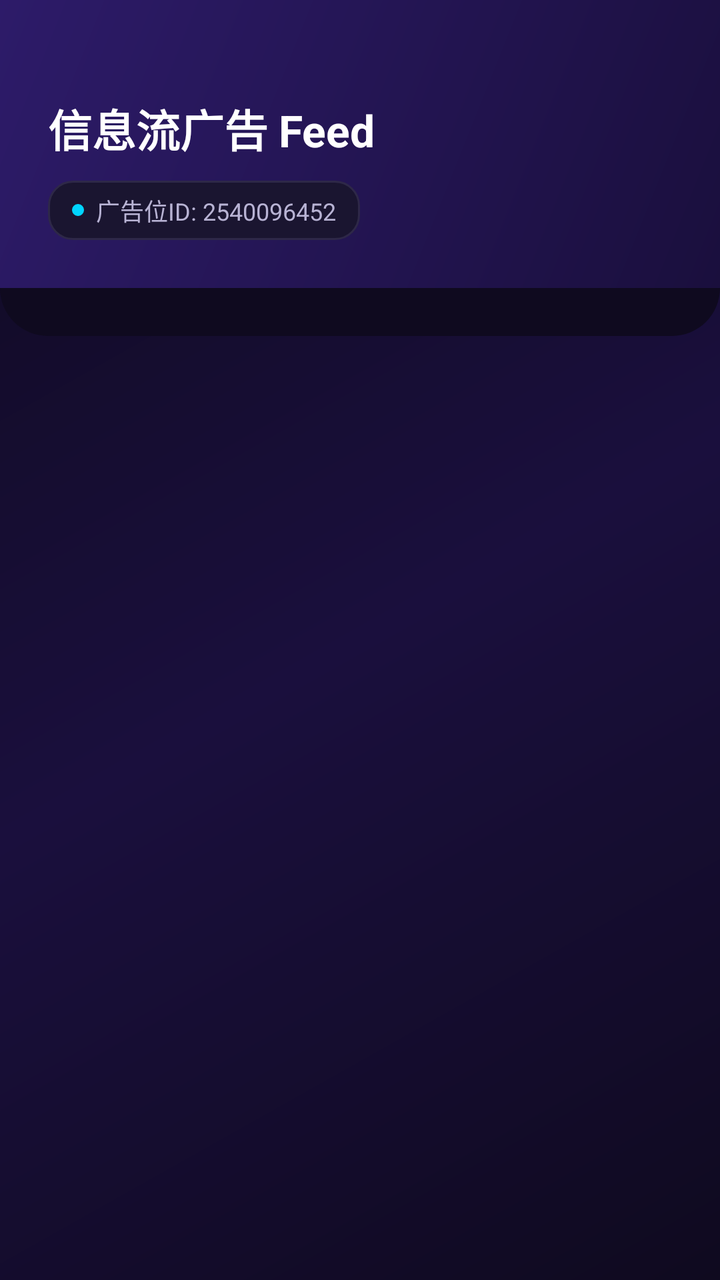
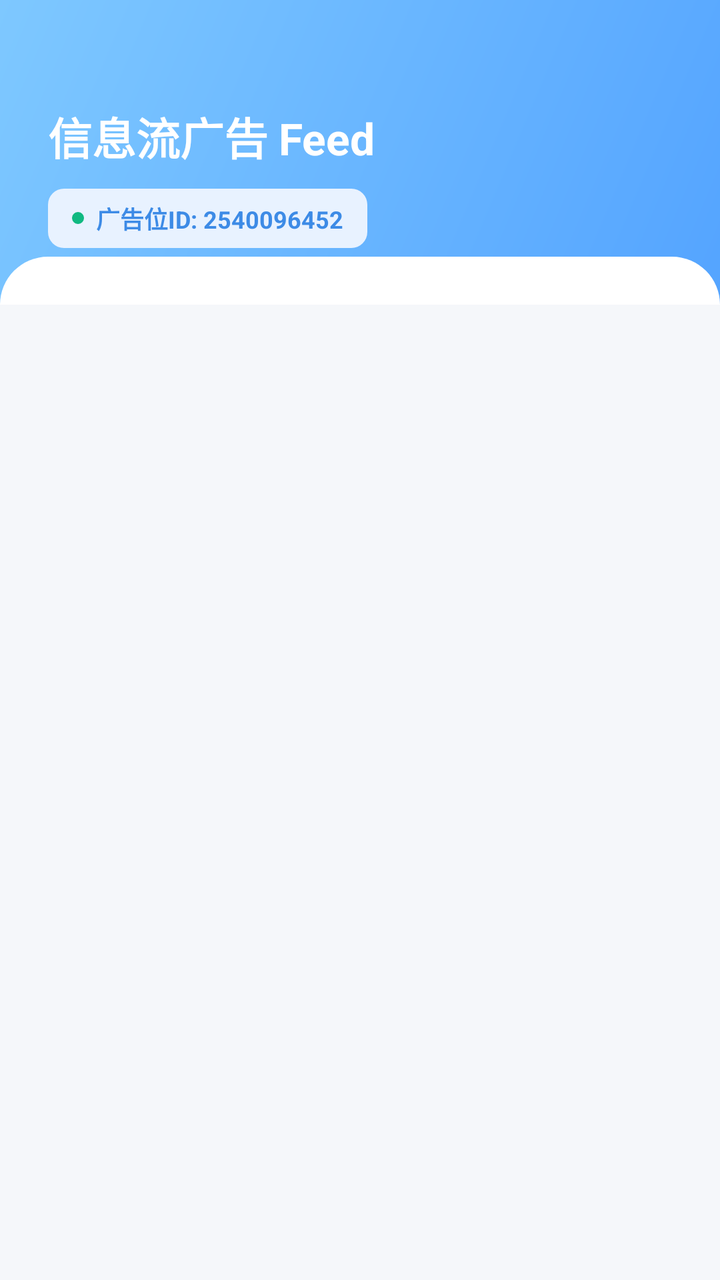

An Android layout rendered at two revisions. The XML below is the earlier revision; the diff shows what the commit changed to produce the second picture.
<!-- AndroidManifest.xml: application theme Theme.App -->
<!-- res/layout/activity_feed.xml -->
<?xml version="1.0" encoding="utf-8"?>
<LinearLayout xmlns:android="http://schemas.android.com/apk/res/android"
    android:layout_width="match_parent"
    android:layout_height="match_parent"
    android:orientation="vertical"
    android:background="@drawable/bg_app">

    
    <LinearLayout
        android:layout_width="match_parent"
        android:layout_height="wrap_content"
        android:background="@drawable/bg_header_gradient"
        android:orientation="vertical"
        android:paddingStart="24dp"
        android:paddingTop="48dp"
        android:paddingEnd="24dp"
        android:paddingBottom="24dp">

        <TextView
            android:layout_width="wrap_content"
            android:layout_height="wrap_content"
            android:text="信息流广告 Feed"
            android:textColor="@color/text_primary"
            android:textSize="22sp"
            android:textStyle="bold" />

        <LinearLayout
            android:layout_width="wrap_content"
            android:layout_height="wrap_content"
            android:layout_marginTop="10dp"
            android:background="@drawable/bg_status_chip"
            android:orientation="horizontal"
            android:gravity="center_vertical"
            android:paddingStart="12dp"
            android:paddingTop="6dp"
            android:paddingEnd="12dp"
            android:paddingBottom="6dp">

            <View
                android:layout_width="6dp"
                android:layout_height="6dp"
                android:layout_marginEnd="6dp"
                android:background="@drawable/bg_dot_success" />

            <TextView
                android:layout_width="wrap_content"
                android:layout_height="wrap_content"
                android:text="广告位ID: 2540096452"
                android:textColor="@color/text_secondary"
                android:textSize="12sp" />
        </LinearLayout>
    </LinearLayout>

    
    <View
        android:layout_width="match_parent"
        android:layout_height="24dp"
        android:background="@drawable/bg_header_bottom" />

    <androidx.recyclerview.widget.RecyclerView
        android:id="@+id/recyclerView"
        android:layout_width="match_parent"
        android:layout_height="match_parent"
        android:clipToPadding="false"
        android:paddingStart="16dp"
        android:paddingTop="8dp"
        android:paddingEnd="16dp"
        android:paddingBottom="16dp" />
</LinearLayout>
<!-- resources referenced by this layout -->
<resources>
  <color name="text_primary">#FFFFFF</color>
  <color name="text_secondary">#B8B3D4</color>
  <!-- drawable bg_app (drawable) -->
  <?xml version="1.0" encoding="utf-8"?>
  <shape xmlns:android="http://schemas.android.com/apk/res/android" android:shape="rectangle">
      <gradient
          android:type="linear"
          android:angle="135"
          android:startColor="#0F0A1F"
          android:centerColor="#1A0F3D"
          android:endColor="#0F0A1F" />
  </shape>
  <!-- drawable bg_dot_success (drawable) -->
  <?xml version="1.0" encoding="utf-8"?>
  <shape xmlns:android="http://schemas.android.com/apk/res/android" android:shape="rectangle">
      <solid android:color="#00D4FF" />
      <corners android:radius="100dp" />
  </shape>
  <!-- drawable bg_header_bottom (drawable) -->
  <?xml version="1.0" encoding="utf-8"?>
  <shape xmlns:android="http://schemas.android.com/apk/res/android" android:shape="rectangle">
      <solid android:color="#0F0A1F" />
      <corners
          android:topLeftRadius="0dp"
          android:topRightRadius="0dp"
          android:bottomLeftRadius="24dp"
          android:bottomRightRadius="24dp" />
  </shape>
  <!-- drawable bg_header_gradient (drawable) -->
  <?xml version="1.0" encoding="utf-8"?>
  <shape xmlns:android="http://schemas.android.com/apk/res/android" android:shape="rectangle">
      <gradient
          android:type="linear"
          android:angle="135"
          android:startColor="#1A0F3D"
          android:endColor="#2D1B69" />
  </shape>
  <!-- drawable bg_status_chip (drawable) -->
  <?xml version="1.0" encoding="utf-8"?>
  <shape xmlns:android="http://schemas.android.com/apk/res/android" android:shape="rectangle">
      <solid android:color="#1A1530" />
      <corners android:radius="12dp" />
      <stroke
          android:width="1dp"
          android:color="#2E2848" />
  </shape>
  <style name="Theme.App" parent="Theme.AppCompat.Light.NoActionBar">
          <item name="colorPrimary">@color/colorPrimary</item>
          <item name="colorPrimaryDark">@color/colorPrimaryDark</item>
          <item name="colorAccent">@color/colorAccent</item>
          <item name="android:statusBarColor">@android:color/transparent</item>
          <item name="android:windowLightStatusBar">false</item>
          <item name="android:windowBackground">@drawable/bg_app</item>
      </style>
  <color name="colorPrimary">#2D1B69</color>
  <color name="colorPrimaryDark">#1A0F3D</color>
  <color name="colorAccent">#00D4FF</color>
</resources>

<!-- the commit's change to res/layout/activity_feed.xml (unified diff, before → after) -->
@@ -3,7 +3,7 @@
     android:layout_width="match_parent"
     android:layout_height="match_parent"
     android:orientation="vertical"
-    android:background="@drawable/bg_app">
+    android:background="@color/bg_main">
 
     
     <LinearLayout
@@ -12,15 +12,15 @@
         android:background="@drawable/bg_header_gradient"
         android:orientation="vertical"
         android:paddingStart="24dp"
-        android:paddingTop="48dp"
+        android:paddingTop="52dp"
         android:paddingEnd="24dp"
-        android:paddingBottom="24dp">
+        android:paddingBottom="28dp">
 
         <TextView
             android:layout_width="wrap_content"
             android:layout_height="wrap_content"
             android:text="信息流广告 Feed"
-            android:textColor="@color/text_primary"
+            android:textColor="@color/white"
             android:textSize="22sp"
             android:textStyle="bold" />
 
@@ -46,8 +46,9 @@
                 android:layout_width="wrap_content"
                 android:layout_height="wrap_content"
                 android:text="广告位ID: 2540096452"
-                android:textColor="@color/text_secondary"
-                android:textSize="12sp" />
+                android:textColor="@color/colorPrimaryDark"
+                android:textSize="12sp"
+                android:textStyle="bold" />
         </LinearLayout>
     </LinearLayout>
 
@@ -55,6 +56,7 @@
     <View
         android:layout_width="match_parent"
         android:layout_height="24dp"
+        android:layout_marginTop="-24dp"
         android:background="@drawable/bg_header_bottom" />
 
     <androidx.recyclerview.widget.RecyclerView
<!-- resource entries referenced after the edit -->
@@ -1,61 +1,51 @@
 <!-- resources referenced by this layout -->
 <resources>
-  <color name="text_primary">#FFFFFF</color>
-  <color name="text_secondary">#B8B3D4</color>
-  <!-- drawable bg_app (drawable) -->
-  <?xml version="1.0" encoding="utf-8"?>
-  <shape xmlns:android="http://schemas.android.com/apk/res/android" android:shape="rectangle">
-      <gradient
-          android:type="linear"
-          android:angle="135"
-          android:startColor="#0F0A1F"
-          android:centerColor="#1A0F3D"
-          android:endColor="#0F0A1F" />
-  </shape>
+  <color name="bg_main">#F5F7FA</color>
   <!-- drawable bg_dot_success (drawable) -->
   <?xml version="1.0" encoding="utf-8"?>
-  <shape xmlns:android="http://schemas.android.com/apk/res/android" android:shape="rectangle">
-      <solid android:color="#00D4FF" />
-      <corners android:radius="100dp" />
+  <shape xmlns:android="http://schemas.android.com/apk/res/android"
+      android:shape="rectangle">
+      <solid android:color="#10B981" />
+      <corners android:radius="4dp" />
   </shape>
   <!-- drawable bg_header_bottom (drawable) -->
   <?xml version="1.0" encoding="utf-8"?>
-  <shape xmlns:android="http://schemas.android.com/apk/res/android" android:shape="rectangle">
-      <solid android:color="#0F0A1F" />
+  <shape xmlns:android="http://schemas.android.com/apk/res/android"
+      android:shape="rectangle">
+      <solid android:color="#FFFFFF" />
       <corners
-          android:topLeftRadius="0dp"
-          android:topRightRadius="0dp"
-          android:bottomLeftRadius="24dp"
-          android:bottomRightRadius="24dp" />
+          android:topLeftRadius="24dp"
+          android:topRightRadius="24dp" />
   </shape>
   <!-- drawable bg_header_gradient (drawable) -->
   <?xml version="1.0" encoding="utf-8"?>
-  <shape xmlns:android="http://schemas.android.com/apk/res/android" android:shape="rectangle">
+  <shape xmlns:android="http://schemas.android.com/apk/res/android"
+      android:shape="rectangle">
       <gradient
-          android:type="linear"
           android:angle="135"
-          android:startColor="#1A0F3D"
-          android:endColor="#2D1B69" />
+          android:startColor="#54A4FF"
+          android:endColor="#7EC8FF"
+          android:type="linear" />
   </shape>
   <!-- drawable bg_status_chip (drawable) -->
   <?xml version="1.0" encoding="utf-8"?>
-  <shape xmlns:android="http://schemas.android.com/apk/res/android" android:shape="rectangle">
-      <solid android:color="#1A1530" />
-      <corners android:radius="12dp" />
-      <stroke
-          android:width="1dp"
-          android:color="#2E2848" />
+  <shape xmlns:android="http://schemas.android.com/apk/res/android"
+      android:shape="rectangle">
+      <solid android:color="@color/colorPrimaryLight" />
+      <corners android:radius="8dp" />
   </shape>
   <style name="Theme.App" parent="Theme.AppCompat.Light.NoActionBar">
           <item name="colorPrimary">@color/colorPrimary</item>
           <item name="colorPrimaryDark">@color/colorPrimaryDark</item>
           <item name="colorAccent">@color/colorAccent</item>
           <item name="android:statusBarColor">@android:color/transparent</item>
-          <item name="android:windowLightStatusBar">false</item>
-          <item name="android:windowBackground">@drawable/bg_app</item>
+          <item name="android:windowLightStatusBar">true</item>
+          <item name="android:windowBackground">@color/bg_main</item>
       </style>
-  <color name="colorPrimary">#2D1B69</color>
-  <color name="colorPrimaryDark">#1A0F3D</color>
-  <color name="colorAccent">#00D4FF</color>
+  <color name="colorPrimaryLight">#E8F2FF</color>
+  <color name="colorPrimary">#54A4FF</color>
+  <color name="colorPrimaryDark">#3D8BE6</color>
+  <color name="white">#FFFFFF</color>
+  <color name="colorAccent">#54A4FF</color>
 </resources>
 
